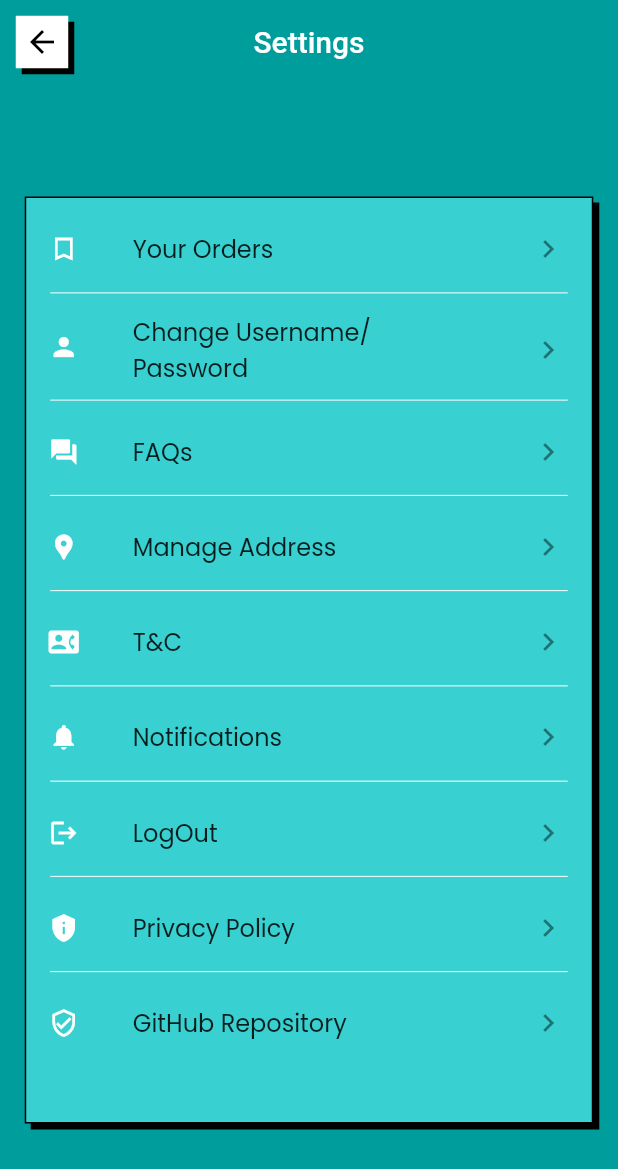
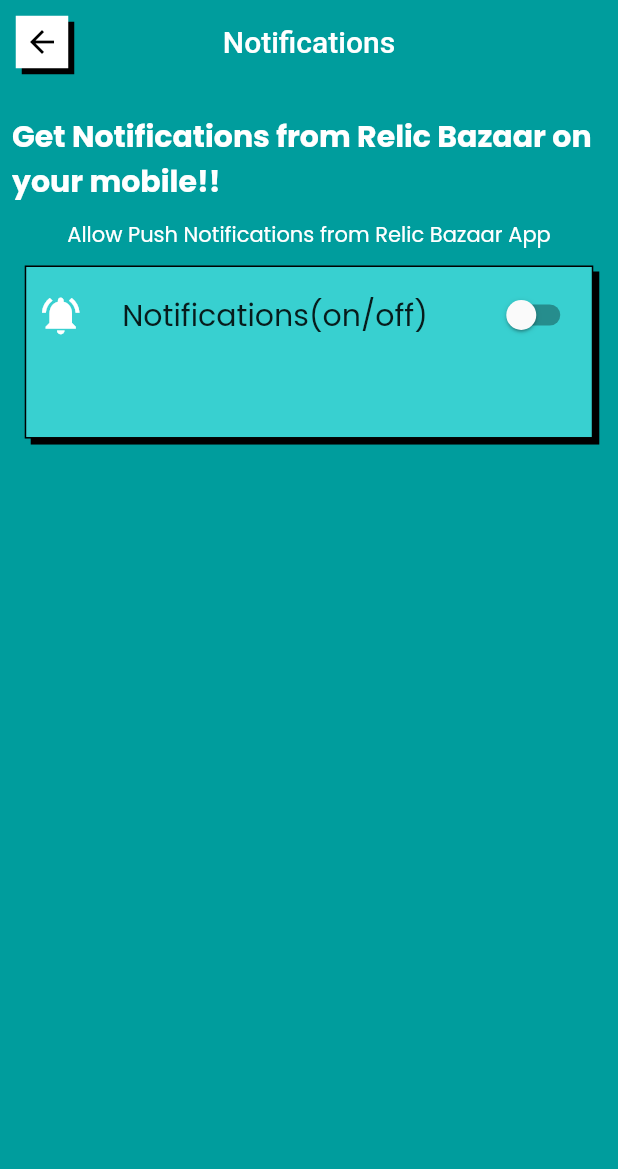
Before and after one commit to himanshusharma89/relic_bazaar, a Flutter app: the Settings screen opened by its route, after a tap on "Notifications", on a phone screen of 412 x 824 dp. Shown: the top 1169 px of the screen. Run offline on Flutter 3.47's test engine with Material 2 defaults, Android fonts, the phone set to English and light mode, and no system bars; our stand-ins replace firebase_auth, firebase_core, firebase_remote_config, flutter_html, flutter_svg, fluttertoast and 5 more; missing offline and left inert: advance_pdf_viewer, geocoder, razorpay_flutter; accounts and stored records are empty.

Commit message:
added notificationsScreen (#184)
* made the new changes and squashed

* made changes

```diff
--- a/lib/helpers/constants.dart
+++ b/lib/helpers/constants.dart
@@ -24,6 +24,7 @@ class RouteConstant {
   static const String PAYMENT_SUCCESSFULL = '/payment-successful';
   static const String CHANGE_USERNAME_SCREEN = '/change_username';
   static const String GITHUB_REPO_LINK = '/github-webview';
+  static const String NOTIFICATIONS_TOGGLE_SCREEN = '/notifications_toggle';
   static const String privacyPolicyScreen = '/privacy-policy-screen';
 }
 
--- a/lib/helpers/route_page.dart
+++ b/lib/helpers/route_page.dart
@@ -15,6 +15,7 @@ import 'package:retro_shopping/views/profile/settings/about.dart';
 import 'package:retro_shopping/views/profile/settings/address_screen.dart';
 import 'package:retro_shopping/views/profile/settings/faqs_screen.dart';
 import 'package:retro_shopping/views/profile/settings/manage_address.dart';
+import 'package:retro_shopping/views/profile/settings/notifications_toggle.dart';
 import 'package:retro_shopping/views/profile/settings/privacy_policy_screen.dart';
 import 'package:retro_shopping/views/profile/settings/settings_view.dart';
 import 'package:retro_shopping/views/profile/settings/github_webview.dart';
@@ -130,6 +131,11 @@ class RoutePage {
           page: PrivacyPolicyScreen(),
         );
 
+      case RouteConstant.NOTIFICATIONS_TOGGLE_SCREEN:
+        return SlideLeftRoute(
+          page: NotificationToggle(),
+        );
+
       default:
         return SlideLeftRoute(page: UnknownView());
     }
--- /dev/null
+++ b/lib/views/profile/settings/notifications_toggle.dart
@@ -0,0 +1,78 @@
+import 'package:flutter/material.dart';
+import 'package:retro_shopping/helpers/constants.dart';
+import 'package:retro_shopping/widgets/back_button.dart';
+import 'package:retro_shopping/widgets/retro_button.dart';
+
+class NotificationToggle extends StatefulWidget {
+  @override
+  _NotificationToggleState createState() => _NotificationToggleState();
+}
+
+class _NotificationToggleState extends State<NotificationToggle> {
+  bool switchedOn = false;
+
+  @override
+  Widget build(BuildContext context) {
+    return Scaffold(
+      appBar: AppBar(
+        backgroundColor: RelicColors.backgroundColor,
+        leading: appBarBackButton(context),
+        centerTitle: true,
+        title: const Text('Notifications'),
+        elevation: 0.0,
+      ),
+      body: Column(
+        crossAxisAlignment: CrossAxisAlignment.center,
+        children: [
+          const SizedBox(height: 20),
+          const Padding(
+            padding: EdgeInsets.only(left: 8.0, right: 8.0),
+            child: Text(
+              'Get Notifications from Relic Bazaar on your mobile!!',
+              style: TextStyle(
+                  fontSize: 20,
+                  fontWeight: FontWeight.bold,
+                  color: Colors.white),
+            ),
+          ),
+          const SizedBox(height: 10),
+          const Text(
+            'Allow Push Notifications from Relic Bazaar App',
+            style: TextStyle(
+              fontSize: 14,
+              fontWeight: FontWeight.normal,
+              color: Colors.white,
+            ),
+          ),
+          const SizedBox(height: 10),
+          RelicBazaarStackedView(
+            width: MediaQuery.of(context).size.width * 0.92,
+            height: MediaQuery.of(context).size.height * 0.14,
+            child: ListTile(
+              contentPadding: const EdgeInsets.all(8.0),
+              dense: true,
+              leading: const Icon(
+                Icons.notifications_active,
+                size: 30,
+                color: Colors.white,
+              ),
+              title: const Text('Notifications(on/off)',
+                  style:
+                      TextStyle(fontWeight: FontWeight.normal, fontSize: 20)),
+              trailing: Switch(
+                value: switchedOn,
+                onChanged: (bool value) {
+                  setState(() {
+                    switchedOn = value;
+                  });
+                },
+                activeColor: Colors.white,
+                activeTrackColor: Colors.black,
+              ),
+            ),
+          ),
+        ],
+      ),
+    );
+  }
+}
--- a/lib/views/profile/settings/settings_view.dart
+++ b/lib/views/profile/settings/settings_view.dart
@@ -84,6 +84,7 @@ class _SettingsState extends State<Settings> {
                   context,
                   'Notifications',
                   Icons.notifications,
+                  onTap: ()=> _goToScreen(RouteConstant.NOTIFICATIONS_TOGGLE_SCREEN),
                 ),
                 divider(),
                 settingsItem(
```
